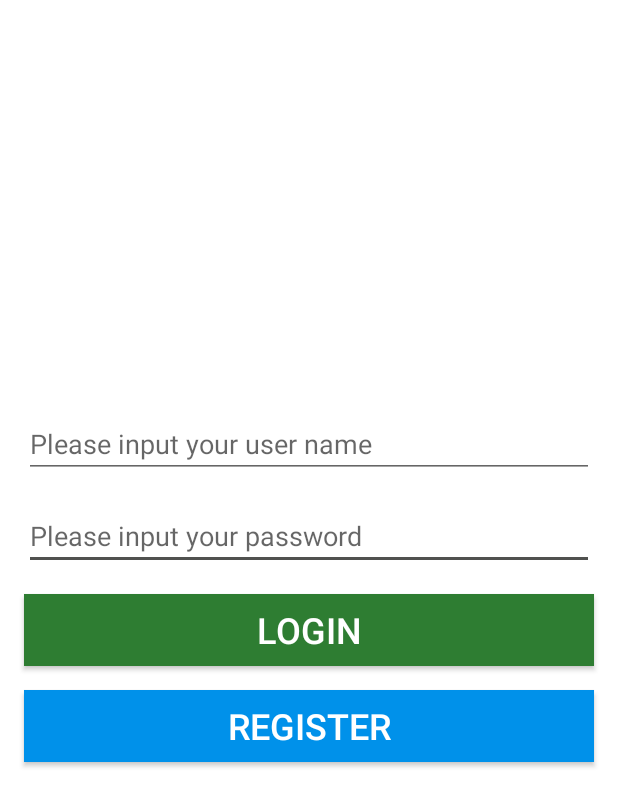
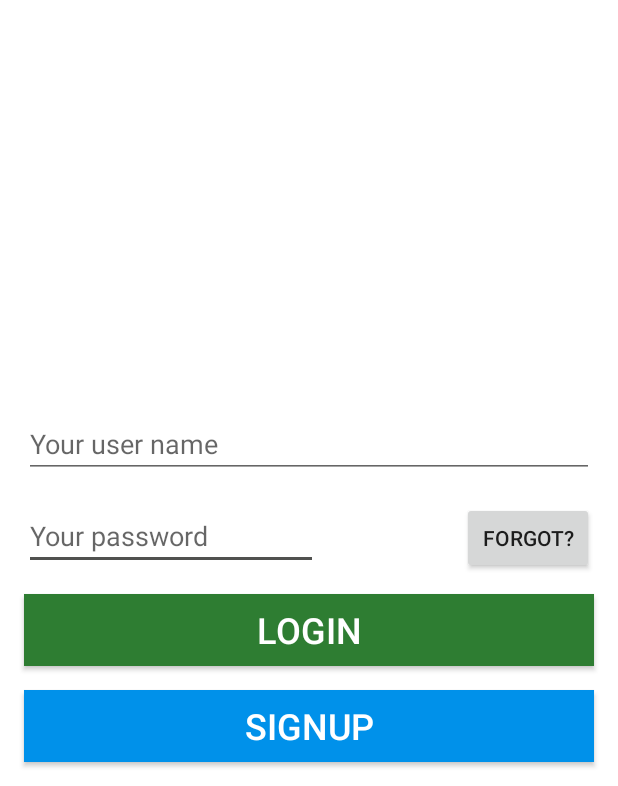
Before and after one commit to tannum/C-One, an Android app: the screen it shows after launch (LoginActivity), on a phone screen of 412 x 824 dp, the part 450-1236 px from its top. Run offline under Robolectric (Android 15) with nearby library versions, the light colour scheme and no system bars.

Commit message:
version 1.04 Add -> forgot buttn Add -> resgister page

```diff
--- a/app/src/main/java/com/bjl/tannum/c_one/View/LoginActivity.java
+++ b/app/src/main/java/com/bjl/tannum/c_one/View/LoginActivity.java
@@ -2,14 +2,44 @@ package com.bjl.tannum.c_one.View;
 
 import android.support.v7.app.AppCompatActivity;
 import android.os.Bundle;
+import android.util.Log;
+import android.view.View;
+import android.widget.Button;
 
 import com.bjl.tannum.c_one.R;
 
-public class LoginActivity extends AppCompatActivity {
+public class LoginActivity extends AppCompatActivity implements View.OnClickListener {
 
+    Button btnForgot;
+    Button btnLogin;
+    Button btnSignup;
     @Override
     protected void onCreate(Bundle savedInstanceState) {
         super.onCreate(savedInstanceState);
         setContentView(R.layout.activity_login);
+
+        btnForgot = (Button) findViewById(R.id.btnForgotPwd);
+        btnLogin = (Button)findViewById(R.id.btnLogin);
+        btnSignup = (Button)findViewById(R.id.btnSignUp);
+        btnForgot.setOnClickListener(this);
+        btnLogin.setOnClickListener(this);
+        btnSignup.setOnClickListener(this);
+
+    }
+
+
+    @Override
+    public void onClick(View view) {
+        if(view == btnForgot){
+            Log.d("debug","btn forgot was clicked");
+        }
+        else if(view == btnLogin){
+            Log.d("debug","btn login was clicked");
+        }
+        else if(view == btnSignup){
+            Log.d("debug","btn signup was clicked");
+        }
+
+
     }
 }
--- a/app/src/main/res/layout/activity_login.xml
+++ b/app/src/main/res/layout/activity_login.xml
@@ -15,7 +15,7 @@
         android:src="@drawable/login_logo"/>
 
     <Button
-        android:id="@+id/btnRegister"
+        android:id="@+id/btnSignUp"
         android:layout_width="match_parent"
         android:layout_height="wrap_content"
         android:layout_marginLeft="16dp"
@@ -25,7 +25,7 @@
         android:layout_alignParentBottom="true"
         android:background="@color/colorInfo"
         android:textSize="24dp"
-        android:text="REGISTER"
+        android:text="SIGNUP"
         android:textColor="@color/colorWhiteBackground"/>
     <Button
         android:id="@+id/btnLogin"
@@ -34,7 +34,7 @@
         android:layout_marginLeft="16dp"
         android:layout_marginRight="16dp"
         android:layout_marginTop="16dp"
-        android:layout_above="@id/btnRegister"
+        android:layout_above="@id/btnSignUp"
         android:background="@color/colorSuccess"
         android:textSize="24dp"
         android:text="LOGIN"
@@ -44,12 +44,20 @@
         android:layout_width="match_parent"
         android:layout_height="wrap_content"
         android:layout_marginLeft="16dp"
-        android:layout_marginRight="16dp"
+        android:layout_marginRight="200dp"
         android:layout_marginTop="16dp"
         android:layout_above="@id/btnLogin"
         android:inputType="numberPassword"
         android:maxLength="6"
-        android:hint="Please input your password" />
+        android:hint="Your password" />
+    <Button
+        android:id="@+id/btnForgotPwd"
+        android:layout_width="wrap_content"
+        android:layout_height="wrap_content"
+        android:layout_alignBaseline="@+id/editTextPassword"
+        android:layout_marginRight="16dp"
+        android:layout_alignParentEnd="true"
+        android:text="forgot?" />
      <EditText
          android:id="@+id/editTextUserName"
          android:layout_width="match_parent"
@@ -59,7 +67,7 @@
          android:layout_marginTop="16dp"
          android:layout_above="@id/editTextPassword"
          android:inputType="textEmailAddress"
-         android:hint="Please input your user name" />
+         android:hint="Your user name" />
 
 
 
--- a/app/src/main/res/layout/fragment_navigation_drawer.xml
+++ b/app/src/main/res/layout/fragment_navigation_drawer.xml
@@ -10,7 +10,7 @@
         android:id="@+id/containerDrawer"
         android:layout_width="match_parent"
         android:layout_height="150dp"
-        android:background="@drawable/navigation_banner1"
+        android:background="@drawable/id_card"
         android:orientation="horizontal">
 
         <ImageView
```
Also changed, not shown: app/src/main/AndroidManifest.xml (+8 -1 lines), app/src/main/res/layout/activity_register.xml (+68 -0 lines).
